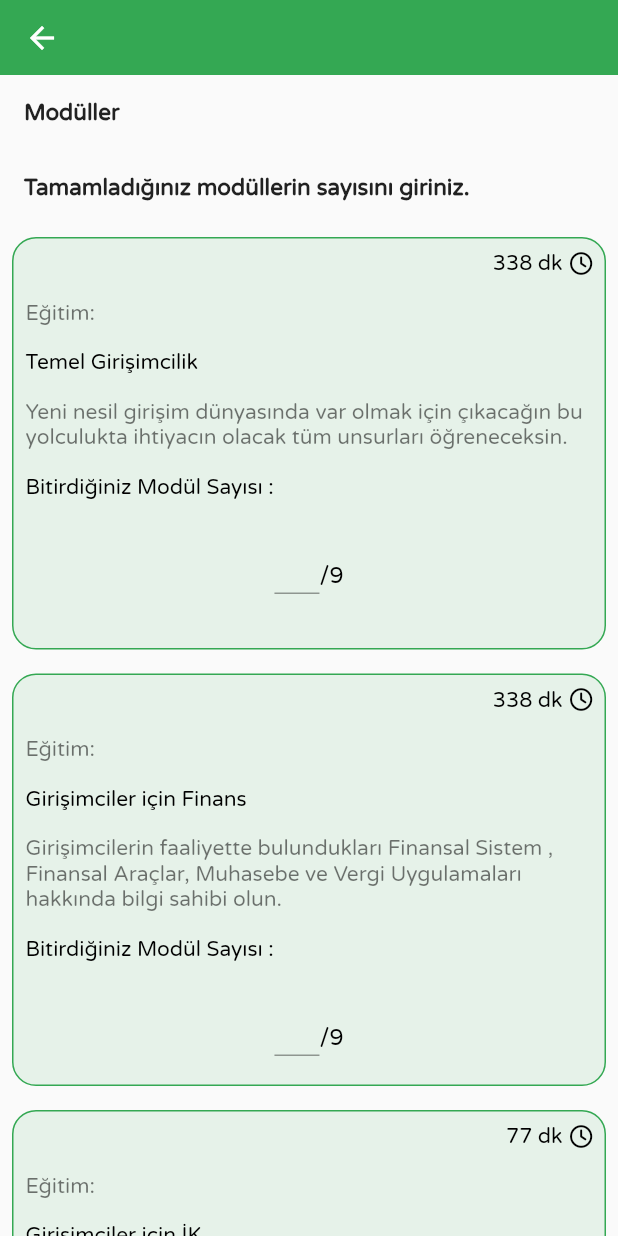
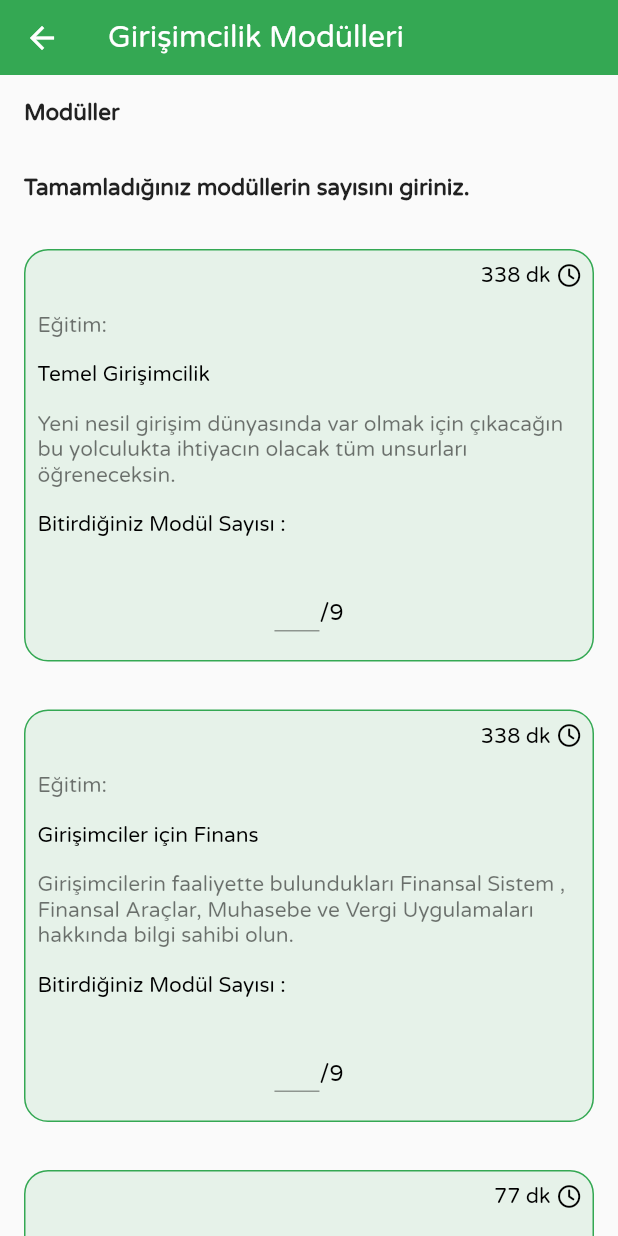
Before and after one commit to emrecan-er/App-Jam-F1, a Flutter app: the GirisimcilikPage screen opened directly, on a phone screen of 412 x 824 dp. Run offline on Flutter 3.47's test engine with Material 2 defaults, Android fonts, the phone set to English and light mode, and no system bars; our stand-ins replace awesome_dialog, cloud_firestore, firebase_auth, firebase_core, flutter_datetime_picker, font_awesome_flutter and 8 more; missing offline and left inert: appbar_animated, dart:ffi; accounts and stored records are empty.

Commit message:
app bara text eklendi

```diff
--- a/flutter_application_1/lib/screens/flutter_page.dart
+++ b/flutter_application_1/lib/screens/flutter_page.dart
@@ -26,6 +26,12 @@ class _FlutterPageState extends State<FlutterPage> {
         child: Column(
           children: [
             AppBar(
+              title: Text(
+                'Flutter Modülleri',
+                style: TextStyle(
+                  fontFamily: 'VarelaRound',
+                ),
+              ),
               backgroundColor: kGoogleBlue,
               elevation: 0,
               toolbarHeight: 50,
--- a/flutter_application_1/lib/screens/girisimcilik_page.dart
+++ b/flutter_application_1/lib/screens/girisimcilik_page.dart
@@ -27,6 +27,12 @@ class _GirisimcilikPageState extends State<GirisimcilikPage> {
               backgroundColor: kGoogleGreen,
               elevation: 0,
               toolbarHeight: 50,
+              title: Text(
+                'Girişimcilik Modülleri',
+                style: TextStyle(
+                  fontFamily: 'VarelaRound',
+                ),
+              ),
             ),
             Padding(
               padding: const EdgeInsets.all(16.0),
--- a/flutter_application_1/lib/screens/unity_page.dart
+++ b/flutter_application_1/lib/screens/unity_page.dart
@@ -27,6 +27,12 @@ class _UnityPageState extends State<UnityPage> {
               backgroundColor: kGoogleRed,
               elevation: 0,
               toolbarHeight: 50,
+              title: Text(
+                'Unity Modülleri',
+                style: TextStyle(
+                  fontFamily: 'VarelaRound',
+                ),
+              ),
             ),
             Padding(
               padding: const EdgeInsets.all(16.0),
--- a/flutter_application_1/lib/widgets/modul_card.dart
+++ b/flutter_application_1/lib/widgets/modul_card.dart
@@ -22,7 +22,7 @@ class ModulCard extends StatelessWidget {
   @override
   Widget build(BuildContext context) {
     return Padding(
-      padding: const EdgeInsets.all(8.0),
+      padding: const EdgeInsets.all(16.0),
       child: Container(
         width: Get.width,
         height: 275,
```
